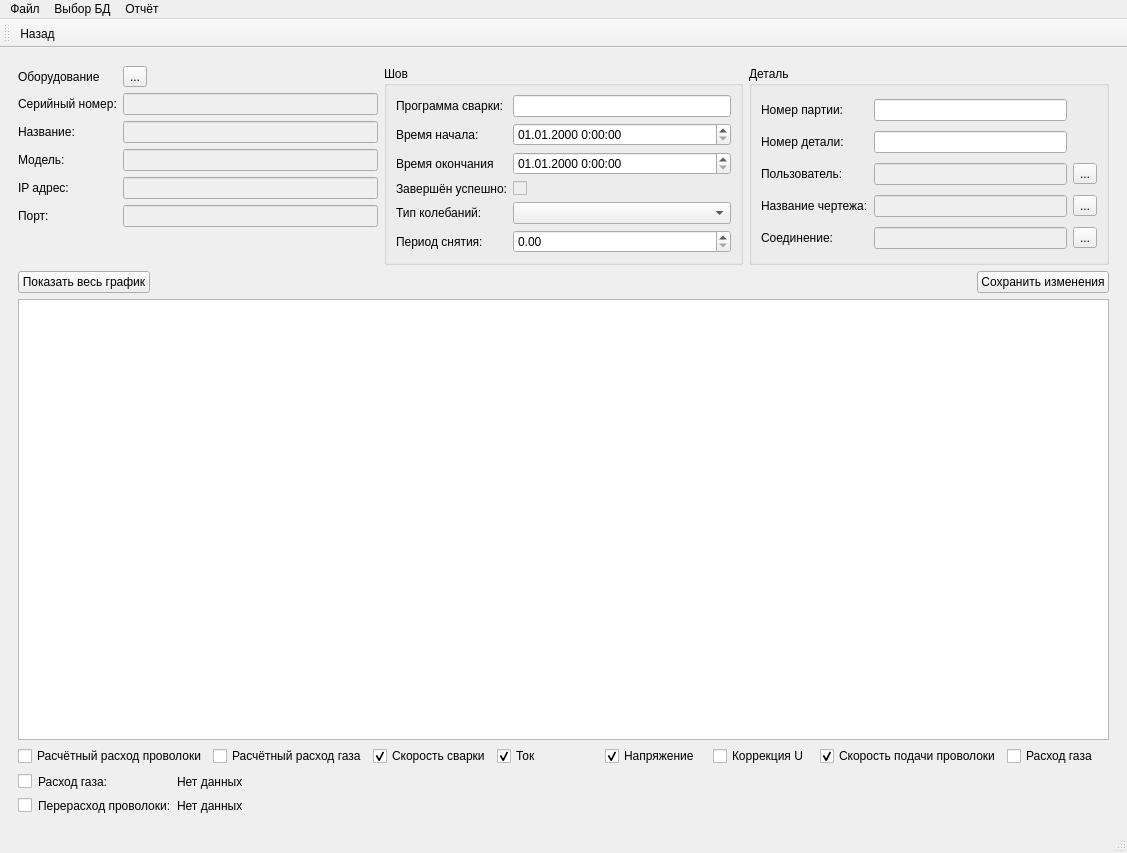
The window that venv/irsDB/base.ui (Ilaygor/irsDB) describes before a commit, drawn with Qt 5.
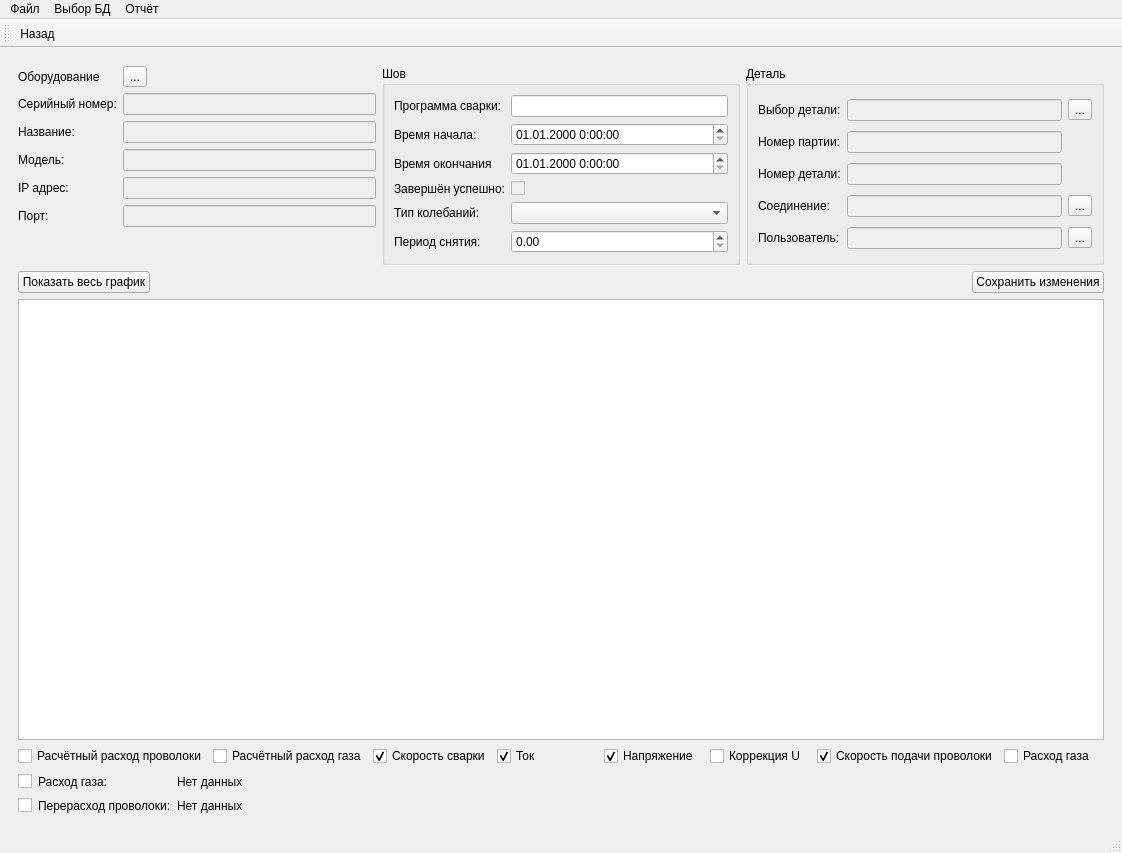
The same window after the commit. The open tabs and pages were chosen to show the change. Icons and pictures are not drawn. Custom widgets are drawn as their Qt base class.

What changed in the file:
```diff
--- a/venv/irsDB/base.ui
+++ b/venv/irsDB/base.ui
@@ -6,7 +6,7 @@
    <rect>
     <x>0</x>
     <y>0</y>
-    <width>1127</width>
+    <width>1122</width>
     <height>853</height>
    </rect>
   </property>
@@ -258,93 +258,98 @@
             </property>
             <layout class="QHBoxLayout" name="horizontalLayout_19">
              <item>
-              <layout class="QGridLayout" name="gridLayout_6">
-               <property name="sizeConstraint">
-                <enum>QLayout::SetMinimumSize</enum>
-               </property>
-               <item row="4" column="2">
-                <widget class="QToolButton" name="chooseConn">
+              <layout class="QGridLayout" name="gridLayout_9">
+               <item row="0" column="0">
+                <widget class="QLabel" name="label_19">
+                 <property name="text">
+                  <string>Выбор детали:</string>
+                 </property>
+                </widget>
+               </item>
+               <item row="0" column="2">
+                <widget class="QToolButton" name="chooseBlueprint">
                  <property name="text">
                   <string>...</string>
                  </property>
                 </widget>
                </item>
-               <item row="1" column="1">
-                <widget class="QLineEdit" name="detailNumber"/>
-               </item>
-               <item row="4" column="1">
-                <widget class="QLineEdit" name="connId_2">
-                 <property name="enabled">
-                  <bool>false</bool>
-                 </property>
-                </widget>
-               </item>
-               <item row="3" column="1">
-                <widget class="QLineEdit" name="detailId">
-                 <property name="enabled">
-                  <bool>false</bool>
-                 </property>
-                </widget>
-               </item>
-               <item row="4" column="0">
+               <item row="3" column="0">
                 <widget class="QLabel" name="label_30">
                  <property name="text">
                   <string>Соединение:</string>
                  </property>
                 </widget>
                </item>
-               <item row="3" column="0">
-                <widget class="QLabel" name="label_19">
-                 <property name="text">
-                  <string>Название чертежа:</string>
-                 </property>
-                </widget>
-               </item>
-               <item row="0" column="1">
-                <widget class="QLineEdit" name="batchNumber"/>
-               </item>
-               <item row="2" column="1">
-                <widget class="QLineEdit" name="authorizedUser">
-                 <property name="enabled">
-                  <bool>false</bool>
-                 </property>
-                </widget>
-               </item>
-               <item row="1" column="0">
+               <item row="2" column="0">
                 <widget class="QLabel" name="label_34">
                  <property name="text">
                   <string>Номер детали:</string>
                  </property>
                 </widget>
                </item>
-               <item row="0" column="0">
+               <item row="1" column="0">
                 <widget class="QLabel" name="label_35">
                  <property name="text">
                   <string>Номер партии:</string>
                  </property>
                 </widget>
                </item>
-               <item row="2" column="0">
+               <item row="0" column="1">
+                <widget class="QLineEdit" name="detailId">
+                 <property name="enabled">
+                  <bool>false</bool>
+                 </property>
+                </widget>
+               </item>
+               <item row="2" column="1">
+                <widget class="QLineEdit" name="detailNumber">
+                 <property name="enabled">
+                  <bool>false</bool>
+                 </property>
+                </widget>
+               </item>
+               <item row="3" column="2">
+                <widget class="QToolButton" name="chooseConn">
+                 <property name="text">
+                  <string>...</string>
+                 </property>
+                </widget>
+               </item>
+               <item row="1" column="1">
+                <widget class="QLineEdit" name="batchNumber">
+                 <property name="enabled">
+                  <bool>false</bool>
+                 </property>
+                </widget>
+               </item>
+               <item row="3" column="1">
+                <widget class="QLineEdit" name="connId_2">
+                 <property name="enabled">
+                  <bool>false</bool>
+                 </property>
+                </widget>
+               </item>
+               <item row="4" column="0">
                 <widget class="QLabel" name="label_59">
                  <property name="text">
                   <string>Пользователь:</string>
                  </property>
                 </widget>
                </item>
-               <item row="2" column="2">
+               <item row="4" column="1">
+                <widget class="QLineEdit" name="authorizedUser">
+                 <property name="enabled">
+                  <bool>false</bool>
+                 </property>
+                </widget>
+               </item>
+               <item row="4" column="2">
                 <widget class="QToolButton" name="chooseUser">
                  <property name="text">
                   <string>...</string>
                  </property>
                 </widget>
                </item>
-               <item row="3" column="2">
-                <widget class="QToolButton" name="chooseBlueprint">
-                 <property name="text">
-                  <string>...</string>
-                 </property>
-                </widget>
-               </item>
               </layout>
              </item>
             </layout>
@@ -1776,7 +1781,7 @@
     <rect>
      <x>0</x>
      <y>0</y>
-     <width>1127</width>
+     <width>1122</width>
      <height>26</height>
     </rect>
    </property>
```
Left out of the diff: 46 changed lines with no effect on the pictures.
